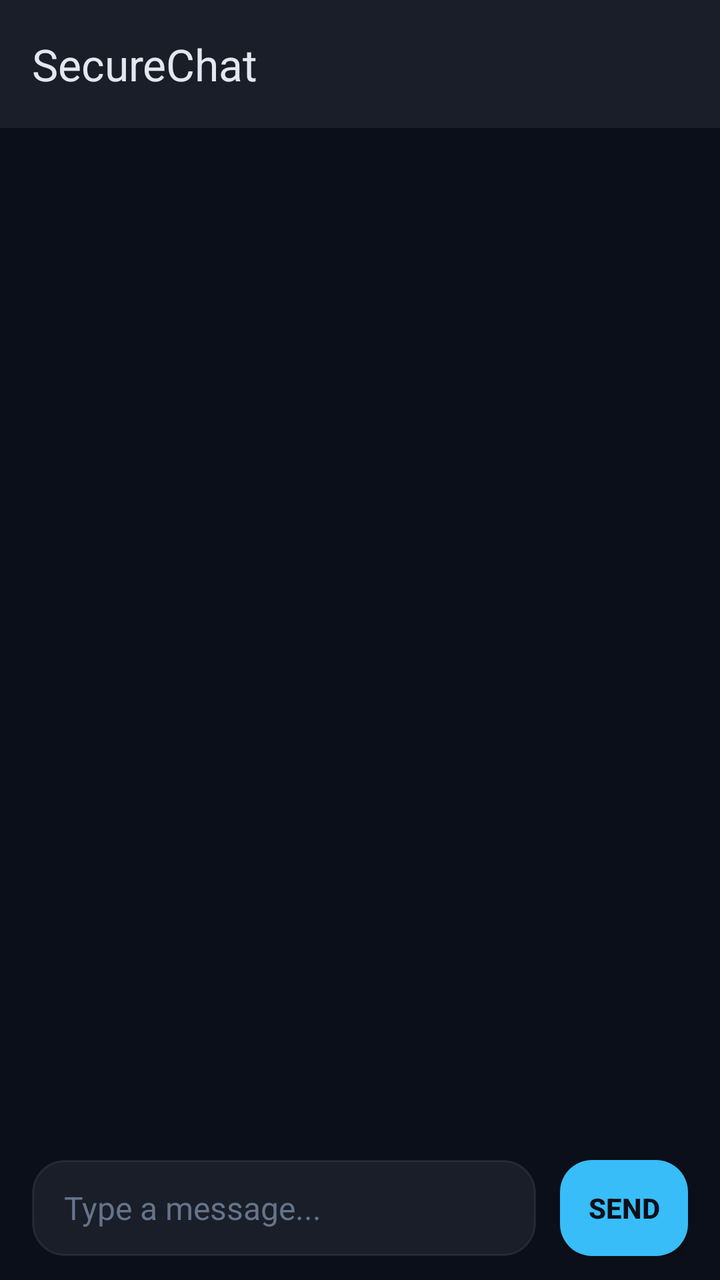
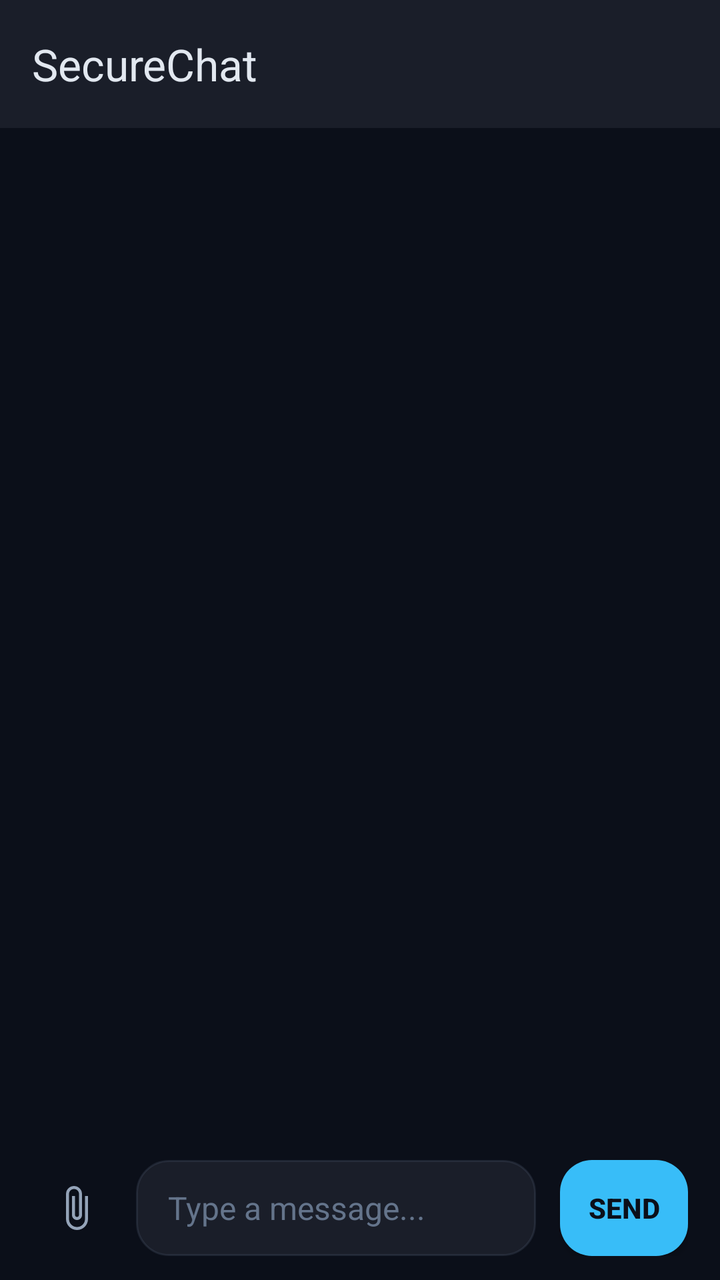

Two renders of the same Android screen: before a commit and after it. Below are the layout's source before the change and the commit's diff.
<!-- AndroidManifest.xml: application theme Theme.ChatApp -->
<!-- res/layout/activity_chat.xml -->
<?xml version="1.0" encoding="utf-8"?>
<LinearLayout xmlns:android="http://schemas.android.com/apk/res/android"
    xmlns:app="http://schemas.android.com/apk/res-auto"
    android:layout_width="match_parent"
    android:layout_height="match_parent"
    android:orientation="vertical"
    android:background="#0B0F19"
    android:fitsSystemWindows="true">

    <androidx.appcompat.widget.Toolbar
        android:id="@+id/toolbar"
        android:layout_width="match_parent"
        android:layout_height="?attr/actionBarSize"
        android:background="#1A1E29"
        app:title="SecureChat"
        app:titleTextColor="#E2E8F0" />

    <androidx.recyclerview.widget.RecyclerView
        android:id="@+id/rvMessages"
        android:layout_width="match_parent"
        android:layout_height="0dp"
        android:layout_weight="1"
        android:clipToPadding="false"
        android:padding="16dp"/>

    <LinearLayout
        android:layout_width="match_parent"
        android:layout_height="wrap_content"
        android:orientation="horizontal"
        android:paddingHorizontal="16dp"
        android:paddingVertical="12dp"
        android:background="#0B0F19"
        android:gravity="center_vertical">

        <LinearLayout
            android:layout_width="0dp"
            android:layout_height="wrap_content"
            android:layout_weight="1"
            android:orientation="horizontal"
            android:gravity="center_vertical"
            android:paddingHorizontal="16dp"
            android:layout_marginEnd="12dp"
            android:background="@drawable/bg_input_field">

            <EditText
                android:id="@+id/etMessage"
                android:layout_width="match_parent"
                android:layout_height="wrap_content"
                android:hint="Type a message..."
                android:textColor="#E2E8F0"
                android:textColorHint="#64748B"
                android:inputType="textShortMessage|textMultiLine"
                android:maxLines="4"
                android:minHeight="48dp"
                android:background="@null"
                android:textSize="16sp"
                android:importantForAutofill="no" />
        </LinearLayout>

        <androidx.appcompat.widget.AppCompatButton
            android:id="@+id/btnSend"
            android:layout_width="64dp"
            android:layout_height="48dp"
            android:text="Send"
            android:textColor="#0B0F19"
            android:textSize="14sp"
            android:textStyle="bold"
            android:background="@drawable/bg_cyan_button"
            android:elevation="2dp" />

    </LinearLayout>

</LinearLayout>
<!-- resources referenced by this layout -->
<resources>
  <!-- drawable bg_cyan_button (drawable) -->
  <?xml version="1.0" encoding="utf-8"?>
  <shape xmlns:android="http://schemas.android.com/apk/res/android">
      <solid android:color="#38BDF8" /> 
      <corners android:radius="16dp" />
  </shape>
  <!-- drawable bg_input_field (drawable) -->
  <?xml version="1.0" encoding="utf-8"?>
  <shape xmlns:android="http://schemas.android.com/apk/res/android">
      
      <solid android:color="#1A1E29" />
      
      <stroke
          android:width="1dp"
          android:color="#3364748B" />
      <corners android:radius="16dp" /> 
  </shape>
  <style name="Theme.ChatApp" parent="Base.Theme.ChatApp" />
  <style name="Base.Theme.ChatApp" parent="Theme.Material3.DayNight.NoActionBar">
          
          
      </style>
</resources>

<!-- the commit's change to res/layout/activity_chat.xml (unified diff, before → after) -->
@@ -31,6 +31,15 @@
         android:paddingVertical="12dp"
         android:background="#0B0F19"
         android:gravity="center_vertical">
+
+        <ImageButton
+            android:id="@+id/btnAttach"
+            android:layout_width="44dp"
+            android:layout_height="44dp"
+            android:background="?attr/selectableItemBackgroundBorderless"
+            android:src="@drawable/ic_attach_file"
+            android:contentDescription="Attach file or photo"
+            android:layout_marginEnd="8dp" />
 
         <LinearLayout
             android:layout_width="0dp"
<!-- resource entries referenced after the edit -->
@@ -17,6 +17,16 @@
           android:color="#3364748B" />
       <corners android:radius="16dp" /> 
   </shape>
+  <!-- drawable ic_attach_file (drawable) -->
+  <vector xmlns:android="http://schemas.android.com/apk/res/android"
+      android:width="24dp"
+      android:height="24dp"
+      android:viewportWidth="24"
+      android:viewportHeight="24">
+    <path
+        android:fillColor="#94A3B8"
+        android:pathData="M16.5,6v11.5c0,2.21 -1.79,4 -4,4s-4,-1.79 -4,-4V5c0,-1.38 1.12,-2.5 2.5,-2.5s2.5,1.12 2.5,2.5v10.5c0,0.55 -0.45,1 -1,1s-1,-0.45 -1,-1V6H10v9.5c0,1.38 1.12,2.5 2.5,2.5s2.5,-1.12 2.5,-2.5V5c0,-2.21 -1.79,-4 -4,-4S7,2.79 7,5v12.5c0,3.04 2.46,5.5 5.5,5.5s5.5,-2.46 5.5,-5.5V6h-1.5z"/>
+  </vector>
   <style name="Theme.ChatApp" parent="Base.Theme.ChatApp" />
   <style name="Base.Theme.ChatApp" parent="Theme.Material3.DayNight.NoActionBar">
           
